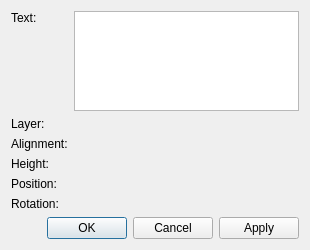
Old version of the form libs/librepcb/editor/dialogs/textpropertiesdialog.ui in the repository LibrePCB/LibrePCB.
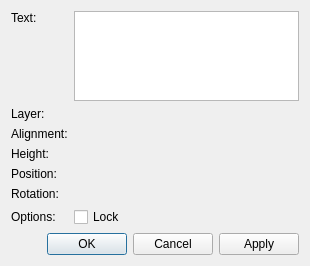
New version of the form. Custom widgets are drawn as their Qt base class.

Commit message: Add "lock" property to symbol/schematic texts

What changed in the file:
```diff
--- a/libs/librepcb/editor/dialogs/textpropertiesdialog.ui
+++ b/libs/librepcb/editor/dialogs/textpropertiesdialog.ui
@@ -7,7 +7,7 @@
     <x>0</x>
     <y>0</y>
     <width>310</width>
-    <height>250</height>
+    <height>266</height>
    </rect>
   </property>
   <property name="windowTitle">
@@ -96,6 +96,24 @@
      <item row="1" column="1">
       <widget class="librepcb::editor::LayerComboBox" name="cbxLayer" native="true"/>
      </item>
+     <item row="6" column="0">
+      <widget class="QLabel" name="label_3">
+       <property name="text">
+        <string>Options:</string>
+       </property>
+      </widget>
+     </item>
+     <item row="6" column="1">
+      <layout class="QHBoxLayout" name="horizontalLayout_2">
+       <item>
+        <widget class="QCheckBox" name="cbxLock">
+         <property name="text">
+          <string>Lock</string>
+         </property>
+        </widget>
+       </item>
+      </layout>
+     </item>
     </layout>
    </item>
    <item>
```
Left out of the diff: 6 changed lines with no effect on the pictures. The commit also changes 27 other files.
